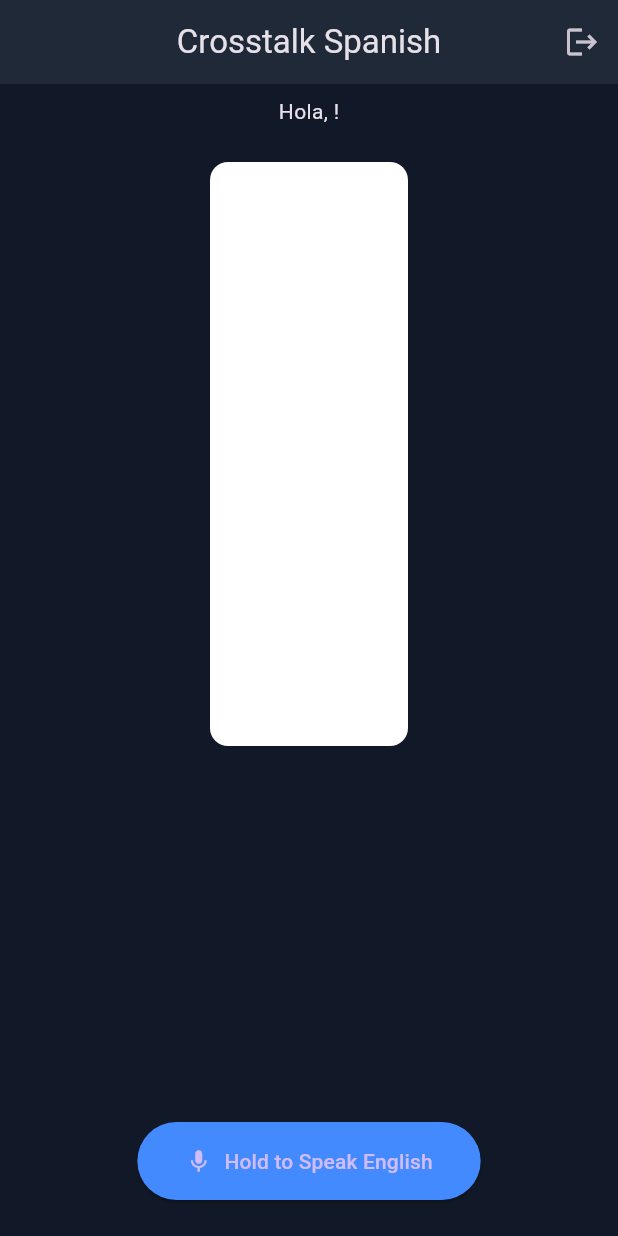
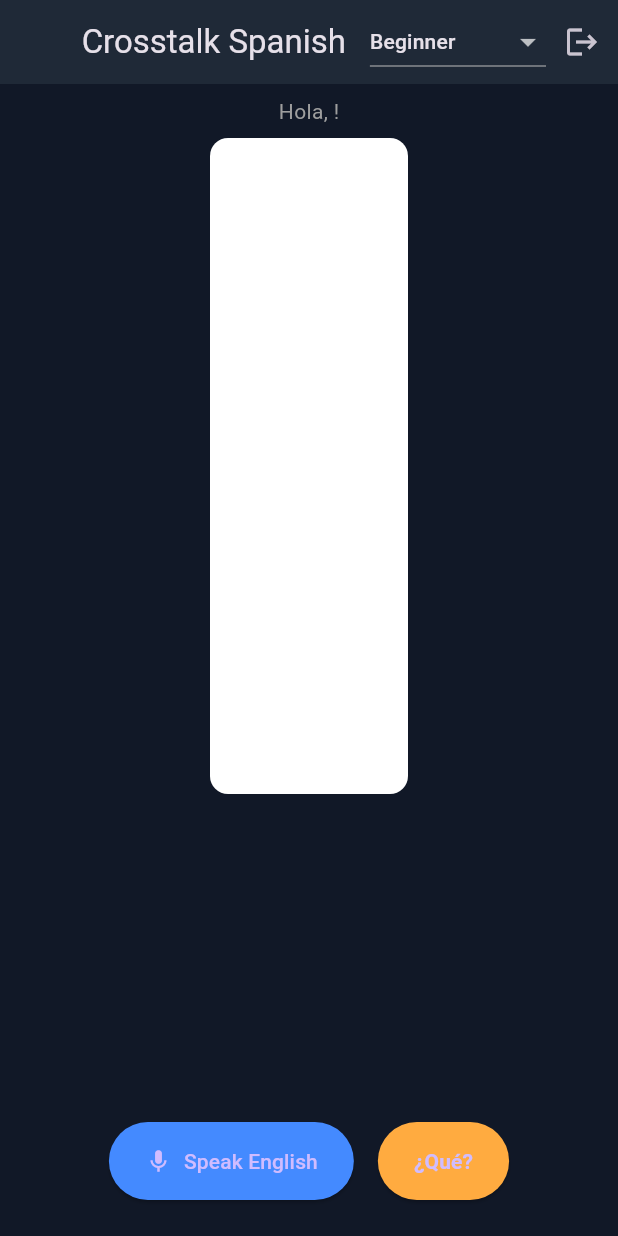
Before and after one commit to heikofkoehler/crosstalk, a Flutter app: the screen it shows once a user with an empty profile is signed in, on a phone screen of 412 x 824 dp. Run offline on Flutter 3.47's test engine with Material 3 defaults, Android fonts, the phone set to English and light mode, and no system bars; our stand-ins replace firebase_auth, firebase_core, flutter_svg, flutter_tts, google_sign_in, speech_to_text; accounts and stored records are empty.

Commit message:
feat: Phase 2 - Adaptive Brain (Level selector & Que? button)

```diff
--- a/flutter_app/lib/main.dart
+++ b/flutter_app/lib/main.dart
@@ -120,6 +120,7 @@
   String _lastWords = '';
   final List<Map<String, String>> _messages = [];
   String _svgContent = '<svg xmlns="http://www.w3.org/2000/svg" viewBox="0 0 100 100"></svg>';
+  String _currentLevel = 'Beginner';
 
   @override
   void initState() {
@@ -152,13 +153,23 @@
     }
   }
 
+  void _simplify() {
+    _sendMessage("[SIMPLIFY]");
+  }
+
   void _sendMessage(String text) async {
+    if (text == "[SIMPLIFY]") {
+      setState(() {
+        _messages.add({'sender': 'You', 'text': '¿Qué?'});
+      });
+    } else {
       setState(() {
         _messages.add({'sender': 'You', 'text': text});
       });
+    }
 
     try {
-      final response = await _apiService.sendChat(text, 'Beginner');
+      final response = await _apiService.sendChat(text, _currentLevel);
       setState(() {
         _messages.add({'sender': 'AI (Spanish)', 'text': response['text']});
         _svgContent = _wrapInSvg(response['svg_draw']);
@@ -181,6 +192,22 @@
       appBar: AppBar(
         title: const Text('Crosstalk Spanish'),
         actions: [
+          DropdownButton<String>(
+            value: _currentLevel,
+            dropdownColor: const Color(0xFF1F2937),
+            onChanged: (String? newValue) {
+              setState(() {
+                _currentLevel = newValue!;
+              });
+            },
+            items: <String>['Superbeginner', 'Beginner', 'Intermediate']
+                .map<DropdownMenuItem<String>>((String value) {
+              return DropdownMenuItem<String>(
+                value: value,
+                child: Text(value, style: const TextStyle(fontSize: 14)),
+              );
+            }).toList(),
+          ),
           IconButton(
             icon: const Icon(Icons.logout),
             onPressed: () => FirebaseAuth.instance.signOut(),
@@ -193,13 +220,13 @@
         children: [
           if (user != null)
             Padding(
-              padding: const EdgeInsets.all(8.0),
-              child: Text('Hola, ${user.displayName}!', style: const TextStyle(color: Colors.gray)),
+              padding: const EdgeInsets.symmetric(vertical: 8.0),
+              child: Text('Hola, ${user.displayName}!', style: const TextStyle(color: Colors.grey)),
             ),
           Expanded(
             flex: 2,
             child: Container(
-              margin: const EdgeInsets.all(16),
+              margin: const EdgeInsets.symmetric(horizontal: 16),
               padding: const EdgeInsets.all(16),
               decoration: BoxDecoration(
                 color: Colors.white,
@@ -236,16 +263,31 @@
             ),
           ),
           Padding(
-            padding: const EdgeInsets.all(24.0),
-            child: ElevatedButton.icon(
+            padding: const EdgeInsets.fromLTRB(24, 0, 24, 24),
+            child: Row(
+              mainAxisAlignment: MainAxisAlignment.center,
+              children: [
+                ElevatedButton.icon(
                   onPressed: _listen,
                   icon: Icon(_isListening ? Icons.stop : Icons.mic),
-              label: Text(_isListening ? 'Listening...' : 'Hold to Speak English'),
+                  label: Text(_isListening ? 'Listening...' : 'Speak English'),
                   style: ElevatedButton.styleFrom(
                     backgroundColor: Colors.blueAccent,
-                padding: const EdgeInsets.symmetric(horizontal: 32, vertical: 16),
+                    padding: const EdgeInsets.symmetric(horizontal: 24, vertical: 16),
                     shape: RoundedRectangleBorder(borderRadius: BorderRadius.circular(30)),
                   ),
+                ),
+                const SizedBox(width: 16),
+                ElevatedButton(
+                  onPressed: _simplify,
+                  style: ElevatedButton.styleFrom(
+                    backgroundColor: Colors.orangeAccent,
+                    padding: const EdgeInsets.symmetric(horizontal: 24, vertical: 16),
+                    shape: RoundedRectangleBorder(borderRadius: BorderRadius.circular(30)),
+                  ),
+                  child: const Text('¿Qué?', style: TextStyle(fontWeight: FontWeight.bold)),
+                ),
+              ],
             ),
           ),
         ],
```
Also changed, not shown: 1 other file. Lines whose indentation alone changed are shown as unchanged.
